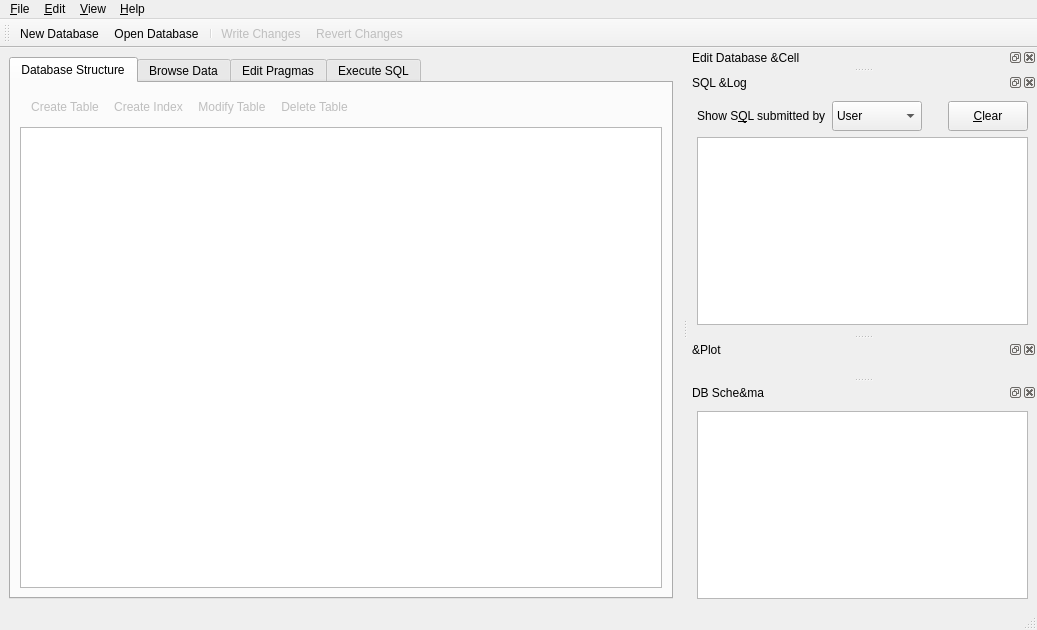
Before: the Qt Designer form src/MainWindow.ui in sqlitebrowser/sqlitebrowser, drawn with Qt 5.
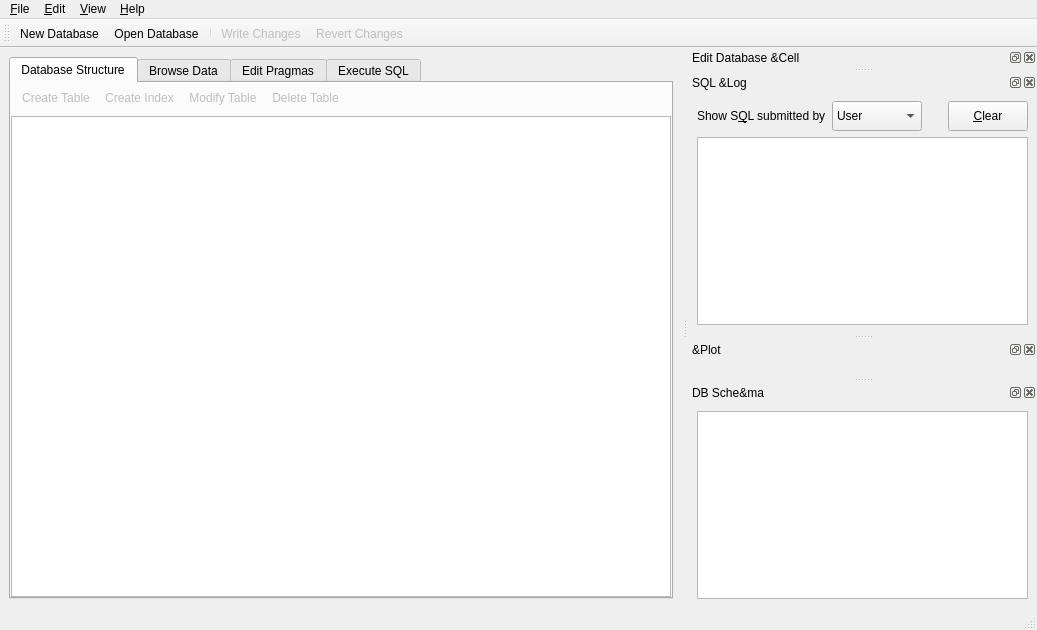
After: the same form once the commit is applied. Icons and pictures are not drawn. Custom widgets are drawn as their Qt base class.

Commit message:
Save some space in the Database Structure tab
See issue #620.

Patch:
```diff
--- a/src/MainWindow.ui
+++ b/src/MainWindow.ui
@@ -29,6 +29,21 @@
         <string>Database Structure</string>
        </attribute>
        <layout class="QVBoxLayout" name="verticalLayout">
+        <property name="spacing">
+         <number>4</number>
+        </property>
+        <property name="leftMargin">
+         <number>0</number>
+        </property>
+        <property name="topMargin">
+         <number>0</number>
+        </property>
+        <property name="rightMargin">
+         <number>0</number>
+        </property>
+        <property name="bottomMargin">
+         <number>0</number>
+        </property>
         <item>
          <widget class="QToolBar" name="dbToolbar">
           <property name="windowTitle">
```
